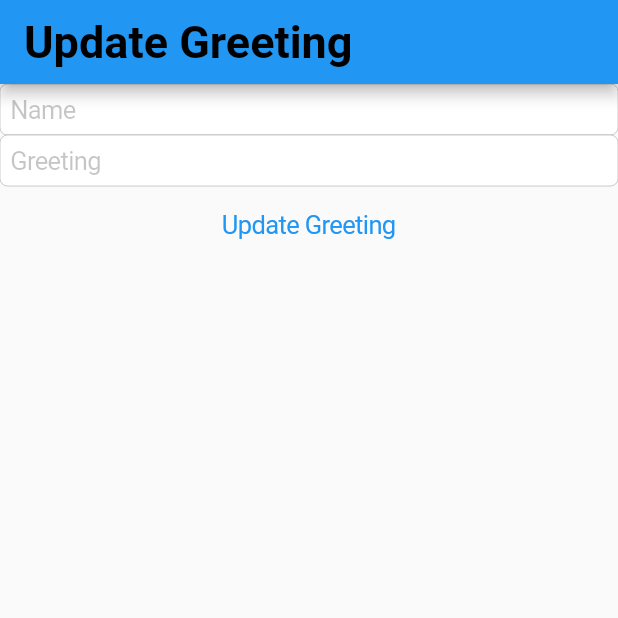
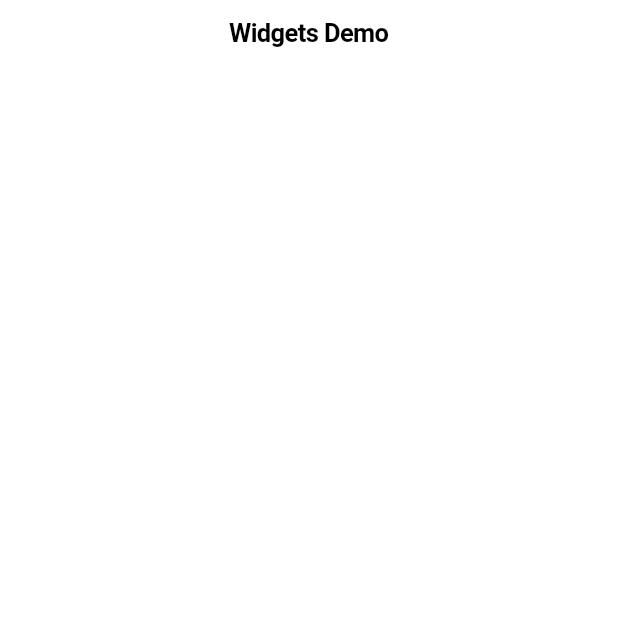
Before and after one commit to n0rthk1n9/flutter-ios-widgets-demo, a Flutter app: the screen it shows after launch, on a phone screen of 412 x 824 dp, the top half of it. Run offline on Flutter 3.47's test engine with Material 2 defaults, Android fonts, the phone set to English and light mode, and no system bars; missing offline and left inert: home_widget.

Commit message:
add cupertino scaffold and home page

```diff
--- /dev/null
+++ b/lib/cupertino_widgets_demo_home_page.dart
@@ -0,0 +1,15 @@
+import 'package:flutter/cupertino.dart';
+
+class CupertinoWidgetsDemoHomePage extends StatelessWidget {
+  const CupertinoWidgetsDemoHomePage({super.key});
+
+  @override
+  Widget build(BuildContext context) {
+    return CupertinoPageScaffold(
+      navigationBar: const CupertinoNavigationBar(
+        middle: Text('Widgets Demo'),
+      ),
+      child: Container(),
+    );
+  }
+}
--- a/lib/main.dart
+++ b/lib/main.dart
@@ -1,5 +1,5 @@
-import 'package:flutter/material.dart';
-import 'package:flutter_ios_widgets_demo/update_greeting_widget_view.dart';
+import 'package:flutter/cupertino.dart';
+import 'package:flutter_ios_widgets_demo/cupertino_widgets_demo_home_page.dart';
 
 void main() {
   runApp(const MainApp());
@@ -10,12 +10,8 @@ class MainApp extends StatelessWidget {
 
   @override
   Widget build(BuildContext context) {
-    return const MaterialApp(
-      home: Scaffold(
-        body: Center(
-          child: UpdateGreetingWidget(),
-        ),
-      ),
+    return const CupertinoApp(
+      home: CupertinoWidgetsDemoHomePage(),
     );
   }
 }
```
